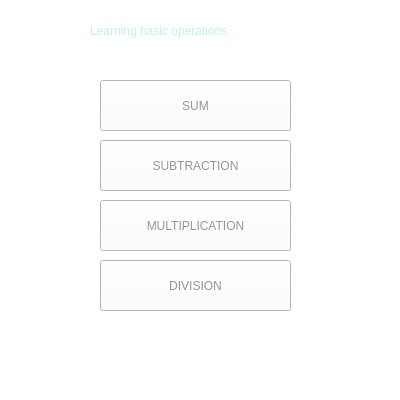
Qt form gameMath/learningMath/mainwindow.ui (Leumim2020/mathematics_game_UI_Qt) before a commit.
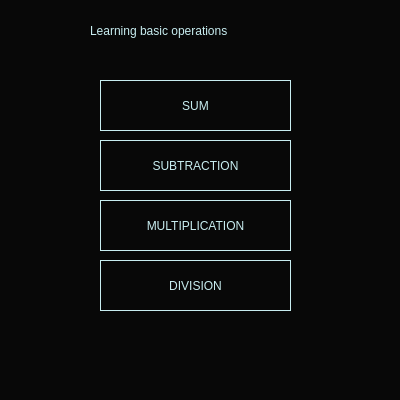
The same form after that commit.

Patch:
```diff
--- a/gameMath/learningMath/mainwindow.ui
+++ b/gameMath/learningMath/mainwindow.ui
@@ -26,7 +26,7 @@
    <string>MainWindow</string>
   </property>
   <property name="styleSheet">
-   <string notr="true">background-color: rgb(255, 255, 255);</string>
+   <string notr="true">background-color:rgb(8, 8, 8);</string>
   </property>
   <widget class="QWidget" name="centralwidget">
    <widget class="QLabel" name="label_13">
@@ -60,8 +60,11 @@
      <cursorShape>PointingHandCursor</cursorShape>
     </property>
     <property name="styleSheet">
-     <string notr="true">color:rgb(150, 150, 150);
+     <string notr="true">
+color: rgb(200, 237, 240);
 font: 75 10pt &quot;MS Shell Dlg 2&quot;;
+backgroudn-color:rgb(190, 190, 190);
+border:1px solid rgb(200, 237, 240);
 </string>
     </property>
     <property name="text">
@@ -81,8 +84,11 @@
      <cursorShape>PointingHandCursor</cursorShape>
     </property>
     <property name="styleSheet">
-     <string notr="true">color:rgb(150, 150, 150);
+     <string notr="true">
+color: rgb(200, 237, 240);
 font: 75 10pt &quot;MS Shell Dlg 2&quot;;
+backgroudn-color:rgb(190, 190, 190);
+border:1px solid rgb(200, 237, 240);
 </string>
     </property>
     <property name="text">
@@ -102,8 +108,11 @@
      <cursorShape>PointingHandCursor</cursorShape>
     </property>
     <property name="styleSheet">
-     <string notr="true">color:rgb(150, 150, 150);
+     <string notr="true">
+color: rgb(200, 237, 240);
 font: 75 10pt &quot;MS Shell Dlg 2&quot;;
+backgroudn-color:rgb(190, 190, 190);
+border:1px solid rgb(200, 237, 240);
 </string>
     </property>
     <property name="text">
@@ -123,8 +132,12 @@
      <cursorShape>PointingHandCursor</cursorShape>
     </property>
     <property name="styleSheet">
-     <string notr="true">font: 75 10pt &quot;MS Shell Dlg 2&quot;;
-color:rgb(150, 150, 150);</string>
+     <string notr="true">
+color: rgb(200, 237, 240);
+font: 75 10pt &quot;MS Shell Dlg 2&quot;;
+backgroudn-color:rgb(190, 190, 190);
+border:1px solid rgb(200, 237, 240);
+</string>
     </property>
     <property name="text">
      <string>SUM</string>
```
